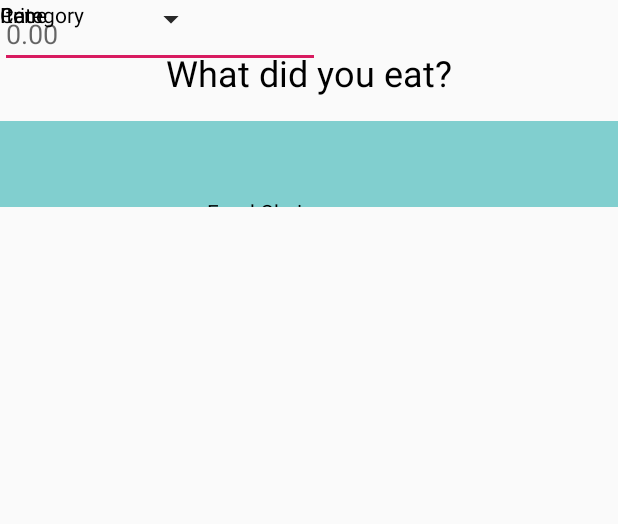
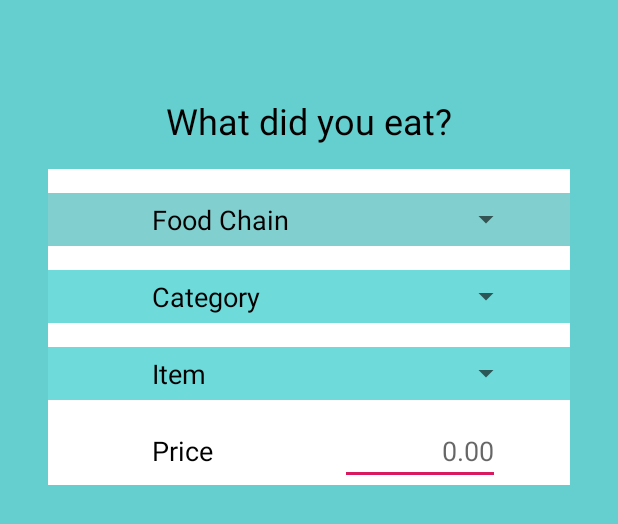
Before and after one commit to jhwan7/SkipTheFast, an Android app: the layout activity_form.xml on its own in the app's theme, with its tools: preview values and no code run, on a phone screen of 412 x 824 dp. Shown: the top 524 px of the screen. Run offline under Robolectric (Android 15) with nearby library versions, the phone set to English and light mode, and no system bars.

Commit message:
FormActivity

```diff
--- a/app/src/main/res/layout/activity_form.xml
+++ b/app/src/main/res/layout/activity_form.xml
@@ -4,7 +4,7 @@
     xmlns:tools="http://schemas.android.com/tools"
     android:layout_width="match_parent"
     android:layout_height="match_parent"
-    android:background="#00C75E5E"
+    android:background="#65CECE"
     tools:context=".FormActivity">
 
     <TextView
@@ -13,7 +13,7 @@
         android:layout_height="wrap_content"
         android:layout_marginStart="8dp"
         android:layout_marginLeft="8dp"
-        android:layout_marginTop="32dp"
+        android:layout_marginTop="64dp"
         android:layout_marginEnd="8dp"
         android:layout_marginRight="8dp"
         android:text="What did you eat?"
@@ -23,78 +23,156 @@
         app:layout_constraintStart_toStartOf="parent"
         app:layout_constraintTop_toTopOf="parent" />
 
+    <androidx.constraintlayout.widget.ConstraintLayout
+        android:layout_width="0dp"
+        android:layout_height="wrap_content"
+        android:layout_marginStart="32dp"
+        android:layout_marginLeft="32dp"
+        android:layout_marginTop="16dp"
+        android:layout_marginEnd="32dp"
+        android:layout_marginRight="32dp"
+        android:background="#FFFFFF"
+        app:layout_constraintEnd_toEndOf="parent"
+        app:layout_constraintStart_toStartOf="parent"
+        app:layout_constraintTop_toBottomOf="@+id/textView">
+
+        <EditText
+            android:id="@+id/editText"
+            android:layout_width="wrap_content"
+            android:layout_height="wrap_content"
+            android:layout_marginStart="64dp"
+            android:layout_marginLeft="64dp"
+            android:layout_marginEnd="32dp"
+            android:layout_marginRight="32dp"
+            android:ems="5"
+            android:gravity="end"
+            android:hint="0.00"
+            android:inputType="numberDecimal"
+            app:layout_constraintBaseline_toBaselineOf="@+id/textView5"
+            app:layout_constraintEnd_toEndOf="parent"
+            app:layout_constraintStart_toEndOf="@+id/textView5" />
+
+        <TextView
+            android:id="@+id/textView5"
+            android:layout_width="wrap_content"
+            android:layout_height="wrap_content"
+            android:layout_marginStart="64dp"
+            android:layout_marginLeft="64dp"
+            android:layout_marginTop="16dp"
+            android:padding="5dp"
+            android:text="Price"
+            android:textColor="#000000"
+            android:textSize="18sp"
+            app:layout_constraintStart_toStartOf="parent"
+            app:layout_constraintTop_toBottomOf="@+id/linearLayout3" />
+
         <LinearLayout
+            android:id="@+id/linearLayout"
             android:layout_width="fill_parent"
             android:layout_height="wrap_content"
             android:layout_marginTop="16dp"
             android:background="#81CFCF"
-        android:gravity="center"
             android:baselineAligned="false"
+            android:gravity="center_vertical"
             app:layout_constraintEnd_toEndOf="parent"
             app:layout_constraintStart_toStartOf="parent"
-        app:layout_constraintTop_toBottomOf="@+id/textView">
+            app:layout_constraintTop_toTopOf="parent">
 
             <TextView
                 android:id="@+id/textView2"
                 android:layout_width="wrap_content"
                 android:layout_height="wrap_content"
-            android:layout_marginStart="16dp"
-            android:layout_marginLeft="16dp"
-            android:layout_marginTop="32dp"
-            android:layout_marginEnd="16dp"
-            android:layout_marginRight="16dp"
+                android:layout_marginStart="64dp"
+                android:layout_marginLeft="64dp"
+                android:layout_marginEnd="32dp"
+                android:layout_marginRight="32dp"
+                android:padding="5dp"
                 android:text="Food Chain"
 
-            android:textColor="#000000" />
+                android:textColor="#000000"
+                android:textSize="18sp" />
 
             <Spinner
                 android:id="@+id/foodchain"
-            android:layout_width="wrap_content"
-            android:layout_height="25dp"
-            android:layout_gravity="center"
-            android:layout_marginTop="32dp"
-            android:layout_marginEnd="16dp"
-            android:layout_marginRight="16dp" />
+                android:layout_width="match_parent"
+                android:layout_height="match_parent"
+                android:layout_marginStart="32dp"
+                android:layout_marginLeft="32dp"
+                android:layout_marginEnd="32dp"
+                android:layout_marginRight="32dp" />
 
         </LinearLayout>
 
-    <Spinner
-        android:id="@+id/category"
-        android:layout_width="138dp"
-        android:layout_height="25dp"
-        tools:layout_editor_absoluteX="258dp" />
-
-    <Spinner
-        android:id="@+id/item"
-        android:layout_width="138dp"
-        android:layout_height="25dp" />
-
-    <TextView
-        android:id="@+id/textView5"
-        android:layout_width="wrap_content"
+        <LinearLayout
+            android:id="@+id/linearLayout3"
+            android:layout_width="fill_parent"
             android:layout_height="wrap_content"
-        android:text="Price"
-        android:textColor="#000000" />
+            android:layout_marginTop="16dp"
+            android:background="#6EDADA"
+            android:gravity="center_vertical"
+            android:orientation="horizontal"
+            app:layout_constraintEnd_toEndOf="parent"
+            app:layout_constraintStart_toStartOf="parent"
+            app:layout_constraintTop_toBottomOf="@+id/linearLayout2">
 
             <TextView
                 android:id="@+id/textView4"
                 android:layout_width="wrap_content"
                 android:layout_height="wrap_content"
+                android:layout_marginStart="64dp"
+                android:layout_marginLeft="64dp"
+                android:layout_marginEnd="32dp"
+                android:layout_marginRight="32dp"
+                android:padding="5dp"
                 android:text="Item"
-        android:textColor="#000000" />
+                android:textColor="#000000"
+                android:textSize="18sp" />
+
+            <Spinner
+                android:id="@+id/item"
+                android:layout_width="match_parent"
+                android:layout_height="match_parent"
+                android:layout_marginStart="32dp"
+                android:layout_marginLeft="32dp"
+                android:layout_marginEnd="32dp"
+                android:layout_marginRight="32dp" />
+
+        </LinearLayout>
+
+        <LinearLayout
+            android:id="@+id/linearLayout2"
+            android:layout_width="fill_parent"
+            android:layout_height="wrap_content"
+            android:layout_marginTop="16dp"
+            android:background="#6EDADA"
+            android:gravity="center_vertical"
+            android:orientation="horizontal"
+            app:layout_constraintEnd_toEndOf="parent"
+            app:layout_constraintStart_toStartOf="parent"
+            app:layout_constraintTop_toBottomOf="@+id/linearLayout">
 
             <TextView
                 android:id="@+id/textView3"
                 android:layout_width="wrap_content"
                 android:layout_height="wrap_content"
+                android:layout_marginStart="64dp"
+                android:layout_marginLeft="64dp"
+                android:layout_marginEnd="32dp"
+                android:layout_marginRight="32dp"
+                android:padding="5dp"
                 android:text="Category"
-        android:textColor="#000000" />
+                android:textColor="#000000"
+                android:textSize="18sp" />
 
-    <EditText
-        android:id="@+id/editText"
-        android:layout_width="wrap_content"
-        android:layout_height="wrap_content"
-        android:ems="10"
-        android:hint="0.00"
-        android:inputType="numberDecimal" />
+            <Spinner
+                android:id="@+id/category"
+                android:layout_width="match_parent"
+                android:layout_height="match_parent"
+                android:layout_marginStart="32dp"
+                android:layout_marginLeft="32dp"
+                android:layout_marginEnd="32dp"
+                android:layout_marginRight="32dp" />
+        </LinearLayout>
     </androidx.constraintlayout.widget.ConstraintLayout>
+
+</androidx.constraintlayout.widget.ConstraintLayout>
```
Lines whose indentation alone changed are shown as unchanged.
